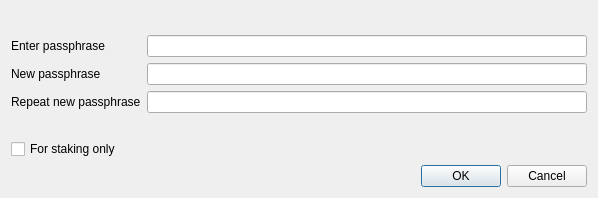
Above: src/qt/forms/askpassphrasedialog.ui from duality-solutions/Sequence before the change. Below: the same form after it.
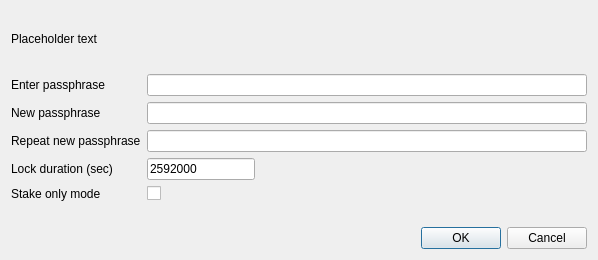
That is the form after the change.

What changed in the file:
```diff
--- a/src/qt/forms/askpassphrasedialog.ui
+++ b/src/qt/forms/askpassphrasedialog.ui
@@ -7,7 +7,7 @@
     <x>0</x>
     <y>0</y>
     <width>598</width>
-    <height>198</height>
+    <height>260</height>
    </rect>
   </property>
   <property name="sizePolicy">
@@ -26,8 +26,14 @@
    <string>Passphrase Dialog</string>
   </property>
   <layout class="QVBoxLayout" name="verticalLayout">
+   <property name="sizeConstraint">
+    <enum>QLayout::SetMinimumSize</enum>
+   </property>
    <item>
     <widget class="QLabel" name="warningLabel">
+     <property name="text">
+      <string notr="true">Placeholder text</string>
+     </property>
      <property name="textFormat">
       <enum>Qt::RichText</enum>
      </property>
@@ -38,6 +44,9 @@
    </item>
    <item>
     <layout class="QFormLayout" name="formLayout">
+     <property name="sizeConstraint">
+      <enum>QLayout::SetMinimumSize</enum>
+     </property>
      <property name="fieldGrowthPolicy">
       <enum>QFormLayout::AllNonFixedFieldsGrow</enum>
      </property>
@@ -83,7 +92,41 @@
        </property>
       </widget>
      </item>
+     <item row="3" column="0">
+      <widget class="QLabel" name="passLabelDuration">
+       <property name="text">
+        <string>Lock duration (sec)</string>
+       </property>
+      </widget>
+     </item>
      <item row="3" column="1">
+      <widget class="QLineEdit" name="passEditDuration">
+       <property name="sizePolicy">
+        <sizepolicy hsizetype="Maximum" vsizetype="Fixed">
+         <horstretch>0</horstretch>
+         <verstretch>0</verstretch>
+        </sizepolicy>
+       </property>
+       <property name="text">
+        <string>2592000</string>
+       </property>
+      </widget>
+     </item>
+     <item row="4" column="0">
+      <widget class="QLabel" name="passLabelMintOnly">
+       <property name="text">
+        <string>Stake only mode</string>
+       </property>
+      </widget>
+     </item>
+     <item row="4" column="1">
+      <widget class="QCheckBox" name="passCheckBoxMintOnly">
+       <property name="text">
+        <string/>
+       </property>
+      </widget>
+     </item>
+     <item row="5" column="0">
       <widget class="QLabel" name="capsLabel">
        <property name="font">
         <font>
@@ -99,22 +142,6 @@
        </property>
       </widget>
      </item>
-     <item row="4" column="0">
-      <widget class="QCheckBox" name="stakingCheckBox">
-       <property name="enabled">
-        <bool>true</bool>
-       </property>
-       <property name="toolTip">
-        <string>Serves to disable the trivial sendmoney when OS account compromised. Provides no real security.</string>
-       </property>
-       <property name="text">
-        <string>For staking only</string>
-       </property>
-       <property name="visible">
-        <bool>false</bool>
-       </property>
-      </widget>
-     </item>
     </layout>
    </item>
    <item>
```
